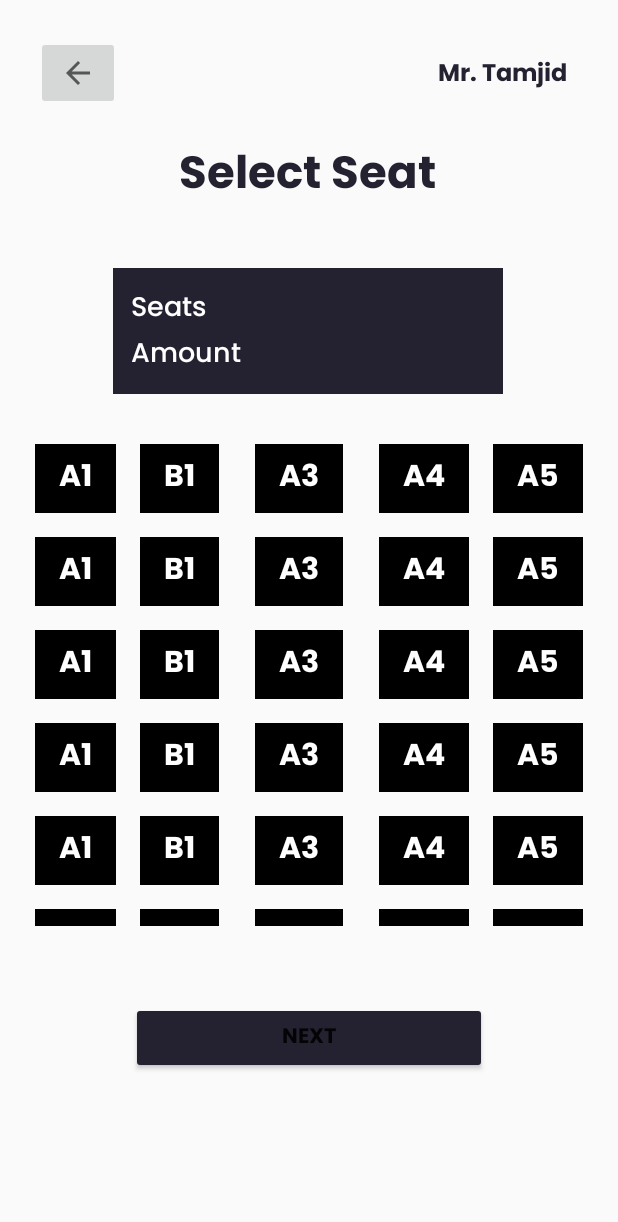
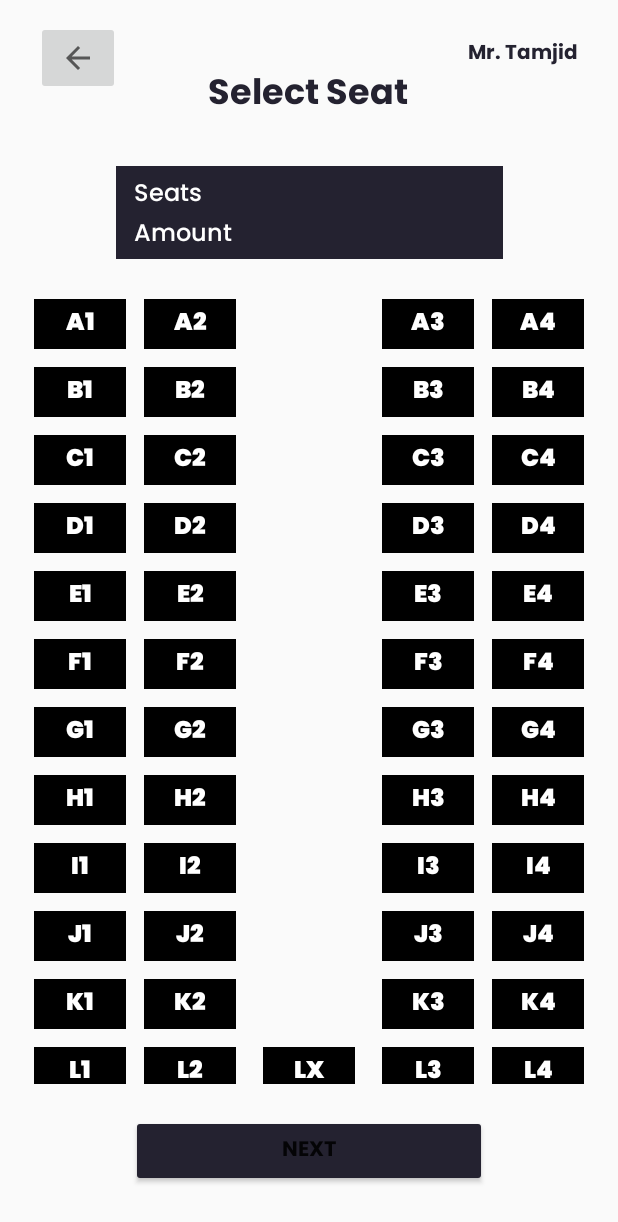
Before and after one commit to Rusian007/Bus_App, an Android app: the SelectSeatActivity screen opened directly, with no data from a screen before it, on a phone screen of 412 x 824 dp. Shown: the top 1222 px of the screen. Run offline under Robolectric (Android 15) with nearby library versions, the phone set to English and light mode, and no system bars.

Commit message:
Seats updated

```diff
--- a/app/src/main/java/com/example/busapp/Adaptar/BusLayoutApaptar.java
+++ b/app/src/main/java/com/example/busapp/Adaptar/BusLayoutApaptar.java
@@ -49,6 +49,7 @@ public class BusLayoutApaptar extends RecyclerView.Adapter<BusLayoutApaptar.View
     public void onBindViewHolder(@NonNull ViewHolder holder, int position) {
         Log.d("FROM ON BIND VIEW HOLDER", "on bindCalled : VIEW :)");
 
+
         holder.showText.setText(names.get(position).getBusname());
 
         //On click for each Item
@@ -58,12 +59,9 @@ public class BusLayoutApaptar extends RecyclerView.Adapter<BusLayoutApaptar.View
             public void onClick(View v){
                 int duration = Toast.LENGTH_SHORT;
                 if (!isClicked){
-                    //holder.itemView.setBackgroundColor(Color.WHITE);
+                    holder.itemView.setBackgroundColor(Color.WHITE);
                     holder.showText.setTextColor(Color.BLACK);
-                    AnimationDrawable animationDrawable = (AnimationDrawable) holder.itemView.getBackground();
-                    animationDrawable.setEnterFadeDuration(500);
-                    animationDrawable.setExitFadeDuration(500);
-                    animationDrawable.start();
+
                     isClicked = true;
                 } else {
                     holder.showText.setTextColor(Color.WHITE);
--- a/app/src/main/java/com/example/busapp/Adaptar/BusSeatAdapter.java
+++ b/app/src/main/java/com/example/busapp/Adaptar/BusSeatAdapter.java
@@ -1,6 +1,7 @@
 package com.example.busapp.Adaptar;
 
 import android.content.Context;
+import android.graphics.Color;
 import android.view.LayoutInflater;
 import android.view.View;
 import android.view.ViewGroup;
@@ -36,11 +37,26 @@ public class BusSeatAdapter extends RecyclerView.Adapter<BusSeatAdapter.ViewHold
 
         if(BusSeatNameList != null && BusSeatNameList.size()>0 ){
             BusSeatModel model = BusSeatNameList.get(position);
-            holder.col1Text.setText(model.getSeat1());
-            holder.col2Text.setText(model.getSeat2());
+
+            holder.col1Text.setText(checkNameForX(model.getSeat1(),holder.col1Text));
+            holder.col2Text.setText(checkNameForX(model.getSeat2(), holder.col2Text));
+            holder.col3Text.setText(checkNameForX(model.getSeat3(), holder.col3Text));
+            holder.col4Text.setText(checkNameForX(model.getSeat4(), holder.col4Text));
+            holder.col5Text.setText(checkNameForX(model.getSeat5(), holder.col5Text));
 
         } else {
             return;
+        }
+
+    }
+
+    private String checkNameForX(String seat, TextView colText) {
+
+        if (seat.equals("X")){
+            colText.setVisibility(View.INVISIBLE);
+            return " ";
+        }else {
+            return seat;
         }
 
     }
--- a/app/src/main/java/com/example/busapp/Booking/SelectSeatActivity.java
+++ b/app/src/main/java/com/example/busapp/Booking/SelectSeatActivity.java
@@ -17,6 +17,9 @@ import androidx.recyclerview.widget.RecyclerView;
 import com.example.busapp.Adaptar.BusSeatAdapter;
 import com.example.busapp.Model.BusSeatModel;
 import com.example.busapp.R;
+
+import org.json.JSONArray;
+import org.json.JSONObject;
 
 import java.util.ArrayList;
 import java.util.List;
@@ -66,17 +69,21 @@ public class SelectSeatActivity extends AppCompatActivity {
     private List<BusSeatModel> getSeatList(){
         List<BusSeatModel> BusSeatList = new ArrayList<>();
 
-        //Dummy Data
 
-        BusSeatList.add(new BusSeatModel("A1", "B1", "X", "D1", "E1"));
-        BusSeatList.add(new BusSeatModel("A1", "B1", "X", "D1", "E1"));
-        BusSeatList.add(new BusSeatModel("A1", "B1", "X", "D1", "E1"));
-        BusSeatList.add(new BusSeatModel("A1", "B1", "X", "D1", "E1"));
-        BusSeatList.add(new BusSeatModel("A1", "B1", "X", "D1", "E1"));
-        BusSeatList.add(new BusSeatModel("A1", "B1", "X", "D1", "E1"));
-        BusSeatList.add(new BusSeatModel("A1", "B1", "X", "D1", "E1"));
-        BusSeatList.add(new BusSeatModel("F1", "B1", "X", "D1", "E1"));
-        BusSeatList.add(new BusSeatModel("X1", "B1", "X", "D1", "E1"));
+
+            //Dummy Data - for test
+        BusSeatList.add(new BusSeatModel("A1","A2","X","A3","A4"));
+        BusSeatList.add(new BusSeatModel("B1","B2","X","B3","B4"));
+        BusSeatList.add(new BusSeatModel("C1","C2","X","C3","C4"));
+        BusSeatList.add(new BusSeatModel("D1","D2","X","D3","D4"));
+        BusSeatList.add(new BusSeatModel("E1","E2","X","E3","E4"));
+        BusSeatList.add(new BusSeatModel("F1","F2","X","F3","F4"));
+        BusSeatList.add(new BusSeatModel("G1","G2","X","G3","G4"));
+        BusSeatList.add(new BusSeatModel("H1","H2","X","H3","H4"));
+        BusSeatList.add(new BusSeatModel("I1","I2","X","I3","I4"));
+        BusSeatList.add(new BusSeatModel("J1","J2","X","J3","J4"));
+        BusSeatList.add(new BusSeatModel("K1","K2","X","K3","K4"));
+        BusSeatList.add(new BusSeatModel("L1","L2","LX","L3","L4"));
 
 
         return BusSeatList;
--- a/app/src/main/res/drawable/anim.xml
+++ b/app/src/main/res/drawable/anim.xml
@@ -4,8 +4,8 @@
 
     <item
         android:drawable="@drawable/transition_gradient_1"
-        android:duration="300" />
+        android:duration="1300" />
     <item
         android:drawable="@drawable/transition_gradient_2"
-        android:duration="300" />
+        android:duration="1300" />
 </animation-list>
--- a/app/src/main/res/drawable/transition_gradient_2.xml
+++ b/app/src/main/res/drawable/transition_gradient_2.xml
@@ -5,5 +5,5 @@
         android:type="linear"
         android:angle="135"
         android:startColor="@color/ColorBluGray"
-        android:endColor="#fff" />
+        android:endColor="#fff0db" />
 </shape>
--- a/app/src/main/res/layout/bus_seat_card.xml
+++ b/app/src/main/res/layout/bus_seat_card.xml
@@ -13,65 +13,80 @@
             >
             <TextView
                 android:id="@+id/col1Text"
+                android:padding="2dp"
+                android:text="A1"
+                android:textSize="16sp"
+                android:layout_width="5dp"
+               android:layout_height="wrap_content"
 
-                android:text="A1"
-                android:textSize="20sp"
-                android:padding="5dp"
+                android:fontFamily="@font/poppins_black"
                 android:gravity="center"
                 android:background="@color/black"
                 android:textColor="@color/white"
-                android:fontFamily="@font/poppins_bold"
+
                 android:layout_column="1"
-                android:layout_margin="8dp"
+                android:layout_margin="6dp"
                 />
             <TextView
                 android:id="@+id/col2Text"
                 android:text="A2"
-                android:textSize="20sp"
-                android:padding="5dp"
+                android:padding="2dp"
+                android:textSize="16sp"
+                android:layout_width="5dp"
+                android:layout_height="wrap_content"
+                android:fontFamily="@font/poppins_black"
                 android:gravity="center"
                 android:background="@color/black"
                 android:textColor="@color/white"
-                android:fontFamily="@font/poppins_bold"
+
                 android:layout_column="1"
-                android:layout_margin="8dp"
+                android:layout_margin="6dp"
                 />
             <TextView
                 android:id="@+id/col3Text"
                 android:text="A3"
-                android:textSize="20sp"
-                android:padding="5dp"
+                android:padding="2dp"
+                android:textSize="16sp"
+                android:layout_width="5dp"
+                android:layout_height="wrap_content"
+                android:fontFamily="@font/poppins_black"
                 android:gravity="center"
                 android:background="@color/black"
                 android:textColor="@color/white"
-                android:fontFamily="@font/poppins_bold"
+
                 android:layout_column="1"
-                android:layout_marginHorizontal="16dp"
-                android:layout_marginVertical="8dp"
+                android:layout_marginHorizontal="12dp"
+                android:layout_marginVertical="6dp"
                 />
             <TextView
                 android:id="@+id/col4Text"
                 android:text="A4"
-                android:textSize="20sp"
-                android:padding="5dp"
+                android:padding="2dp"
+                android:textSize="16sp"
+                android:layout_width="5dp"
+                android:layout_height="wrap_content"
+                android:fontFamily="@font/poppins_black"
                 android:gravity="center"
                 android:background="@color/black"
                 android:textColor="@color/white"
-                android:fontFamily="@font/poppins_bold"
+
                 android:layout_column="1"
-                android:layout_margin="8dp"
+                android:layout_margin="6dp"
                 />
             <TextView
                 android:id="@+id/col5Text"
                 android:text="A5"
-                android:textSize="20sp"
-                android:padding="5dp"
+                android:padding="2dp"
+                android:textSize="16sp"
+                android:layout_width="5dp"
+                android:layout_height="wrap_content"
+                android:fontFamily="@font/poppins_black"
                 android:gravity="center"
                 android:background="@color/black"
                 android:textColor="@color/white"
-                android:fontFamily="@font/poppins_bold"
+
                 android:layout_column="1"
-                android:layout_margin="8dp"
+                android:layout_margin="6dp"
                 />
         </TableRow>
 
--- a/app/src/main/res/layout/bus_seat_view.xml
+++ b/app/src/main/res/layout/bus_seat_view.xml
@@ -5,12 +5,14 @@
     android:layout_width="match_parent"
     android:layout_height="match_parent">
 
+
+
         <ImageButton
             android:id="@+id/backbtn"
             android:layout_width="56dp"
             android:layout_height="49dp"
             android:layout_marginStart="24dp"
-        android:layout_marginTop="24dp"
+            android:layout_marginTop="14dp"
             android:onClick="gotoBack"
             app:layout_constraintStart_toStartOf="parent"
             app:layout_constraintTop_toTopOf="parent"
@@ -18,42 +20,43 @@
 
         <TextView
             android:id="@+id/textView4"
-        android:layout_width="106dp"
-        android:layout_height="24dp"
-        android:layout_marginTop="36dp"
+            android:layout_width="wrap_content"
+            android:layout_height="wrap_content"
+            android:layout_marginTop="24dp"
             android:layout_marginEnd="24dp"
             android:fontFamily="@font/poppins_bold"
             android:text="Mr. Tamjid"
+            android:textAlignment="center"
             android:textColor="@color/ColorBluGray"
-        android:textSize="16dp"
-        android:textAlignment="center"
+            android:textSize="13dp"
             app:layout_constraintEnd_toEndOf="parent"
             app:layout_constraintHorizontal_bias="0.99"
-        app:layout_constraintStart_toEndOf="@+id/imageButton2"
+            app:layout_constraintStart_toEndOf="@+id/backbtn"
             app:layout_constraintTop_toTopOf="parent" />
 
         <TextView
             android:id="@+id/textView6"
             android:layout_width="wrap_content"
-        android:layout_height="40dp"
-        android:layout_marginTop="92dp"
+            android:layout_height="wrap_content"
+            android:layout_marginTop="43dp"
             android:fontFamily="@font/poppins_bold"
             android:text="Select Seat"
             android:textColor="@color/ColorBluGray"
-        android:textSize="30dp"
+            android:textSize="23dp"
             app:layout_constraintEnd_toEndOf="parent"
             app:layout_constraintHorizontal_bias="0.497"
             app:layout_constraintStart_toStartOf="parent"
             app:layout_constraintTop_toTopOf="parent" />
+
         <TextView
             android:id="@+id/busNumber"
             android:layout_width="wrap_content"
             android:layout_height="wrap_content"
-        android:layout_marginTop="4dp"
+
             android:fontFamily="@font/poppins_regular"
-        android:textSize="16dp"
-        android:text="12-12-DHA"
+            android:text="busName"
             android:textColor="@color/black"
+            android:textSize="13dp"
             app:layout_constraintEnd_toEndOf="parent"
             app:layout_constraintHorizontal_bias="0.498"
             app:layout_constraintStart_toStartOf="parent"
@@ -63,16 +66,13 @@
         <TableLayout
             android:id="@+id/tableLayout"
             android:layout_width="wrap_content"
-        android:layout_height="360dp"
-        android:layout_marginTop="10dp"
-        android:layout_marginBottom="10dp"
+            android:layout_height="560dp"
+            android:layout_marginTop="5dp"
+
             android:padding="5dp"
-        app:layout_constraintBottom_toBottomOf="parent"
             app:layout_constraintEnd_toEndOf="parent"
-        app:layout_constraintHorizontal_bias="0.485"
             app:layout_constraintStart_toStartOf="parent"
-        app:layout_constraintTop_toBottomOf="@+id/linearLayout"
-        app:layout_constraintVertical_bias="0.0">
+            app:layout_constraintTop_toBottomOf="@+id/linearLayout">
 
             <androidx.recyclerview.widget.RecyclerView
                 android:id="@+id/busSeatRecycleView"
@@ -83,14 +83,14 @@
 
     <LinearLayout
         android:id="@+id/linearLayout"
-        android:layout_width="260dp"
-        android:layout_height="84dp"
-        android:layout_marginTop="16dp"
+        android:layout_width="258dp"
+        android:layout_height="62dp"
+        android:layout_marginTop="4dp"
         android:background="@color/ColorBluGray"
         android:orientation="vertical"
-        android:padding="12dp"
+        android:paddingVertical="6dp"
+        android:paddingHorizontal="12dp"
         app:layout_constraintEnd_toEndOf="parent"
-        app:layout_constraintHorizontal_bias="0.496"
         app:layout_constraintStart_toStartOf="parent"
         app:layout_constraintTop_toBottomOf="@+id/busNumber">
 
@@ -102,7 +102,7 @@
             android:text="Seats"
 
             android:textColor="@color/white"
-            android:textSize="18dp" />
+            android:textSize="16dp" />
 
         <TextView
             android:id="@+id/amount"
@@ -112,14 +112,14 @@
             android:text="Amount"
 
             android:textColor="@color/white"
-            android:textSize="18dp" />
+            android:textSize="16dp" />
     </LinearLayout>
 
         <Button
             android:id="@+id/button"
             android:layout_width="237dp"
-        android:layout_height="0dp"
-        android:layout_marginTop="35dp"
+            android:layout_height="wrap_content"
+            android:layout_marginTop="5dp"
             android:backgroundTint="@color/ColorBluGray"
             android:fontFamily="@font/poppins_bold"
             android:text="Next"
@@ -128,4 +128,6 @@
             app:layout_constraintTop_toBottomOf="@+id/tableLayout" />
 
 
+
+
 </androidx.constraintlayout.widget.ConstraintLayout>
--- a/app/src/main/res/layout/select_bus_card.xml
+++ b/app/src/main/res/layout/select_bus_card.xml
@@ -7,7 +7,7 @@
     android:layout_marginBottom="10dp"
     android:orientation="horizontal"
     android:id="@+id/IndividualBusLayout"
-    android:background="@drawable/anim"
+    android:background="@color/ColorBluGray"
 
     android:padding="10dp"
     >
```
Lines whose indentation alone changed are shown as unchanged.
